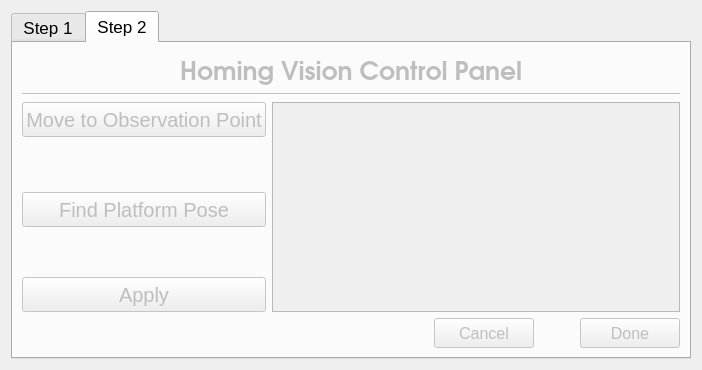
First picture: the form in widgets/homing/homing_interface_vision.ui, repository IRMA-LAB/cable_robot, before the edit.
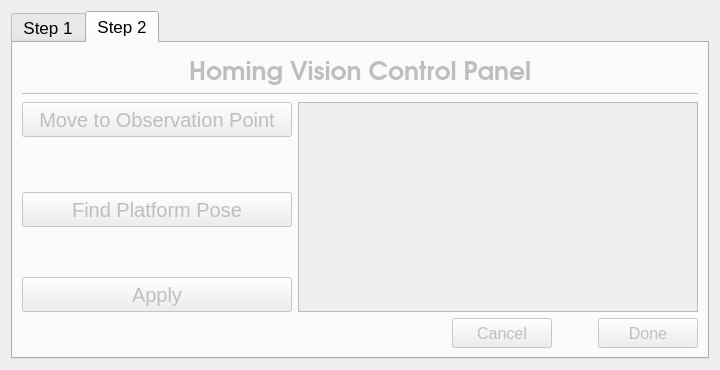
Second picture: the form after the edit.

The edit to the form file:
```diff
--- a/widgets/homing/homing_interface_vision.ui
+++ b/widgets/homing/homing_interface_vision.ui
@@ -74,7 +74,7 @@
             <widget class="QPushButton" name="pushButton_move">
              <property name="minimumSize">
               <size>
-               <width>0</width>
+               <width>270</width>
                <height>35</height>
               </size>
              </property>
```
